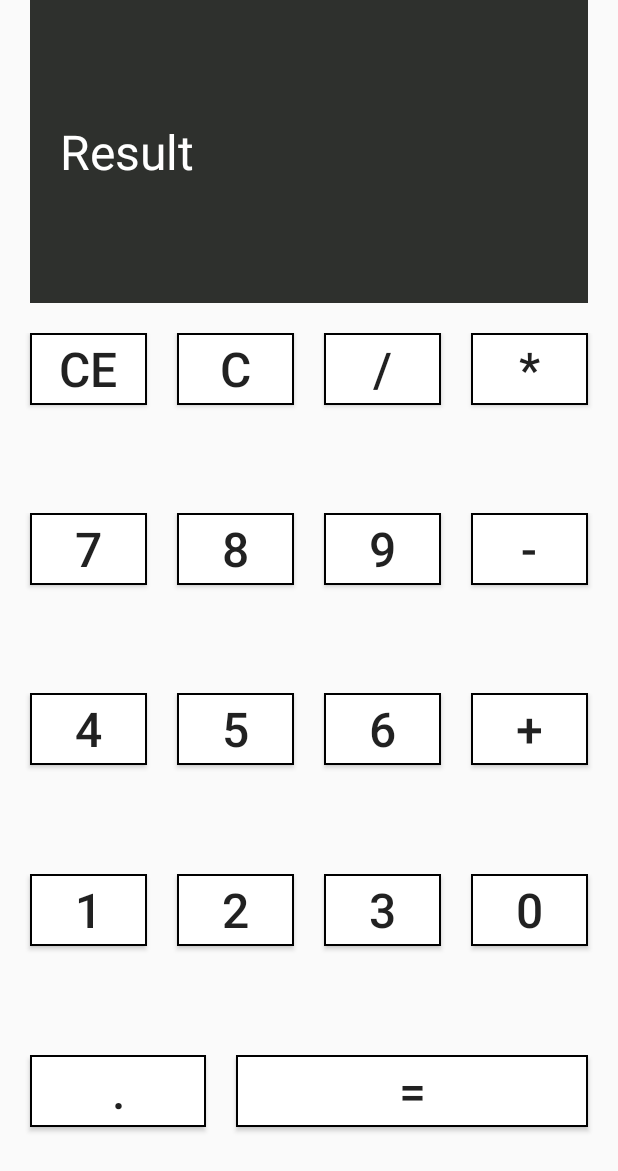
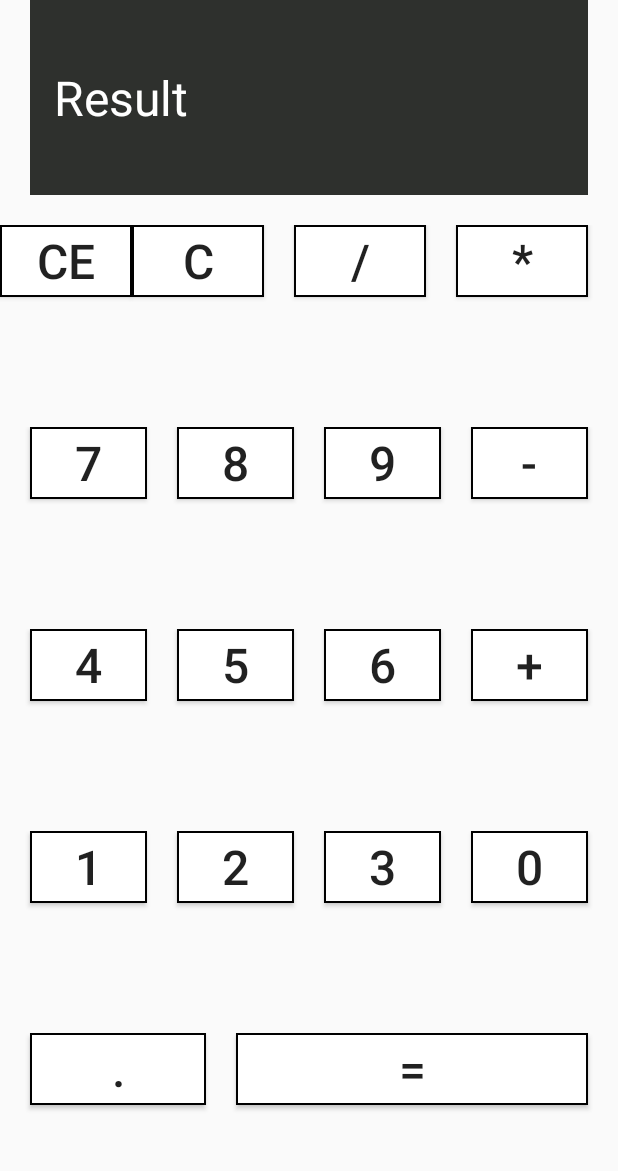
Before and after one commit to panic8050/simpleCalc, an Android app: the screen it shows after launch (MainActivity), on a phone screen of 412 x 824 dp. Shown: the top 1171 px of the screen. Run offline under Robolectric (Android 15) with nearby library versions, the phone set to English and light mode, and no system bars.

```diff
--- a/app/src/main/AndroidManifest.xml
+++ b/app/src/main/AndroidManifest.xml
@@ -1,5 +1,6 @@
 <?xml version="1.0" encoding="utf-8"?>
 <manifest xmlns:android="http://schemas.android.com/apk/res/android"
+    xmlns:tools="http://schemas.android.com/tools"
     package="com.example.simplecalc">
 
     <application
@@ -8,14 +9,18 @@
         android:label="@string/app_name"
         android:roundIcon="@mipmap/ic_launcher_round"
         android:supportsRtl="true"
-        android:theme="@style/AppTheme">
-        <activity android:name=".MainActivity">
+        android:theme="@style/AppTheme"
+        tools:ignore="GoogleAppIndexingWarning">
+
+        <activity android:name=".MainActivity"
+            android:screenOrientation="portrait">
             <intent-filter>
                 <action android:name="android.intent.action.MAIN" />
 
                 <category android:name="android.intent.category.LAUNCHER" />
             </intent-filter>
         </activity>
+
     </application>
 
 </manifest>
--- a/app/src/main/res/layout/activity_main.xml
+++ b/app/src/main/res/layout/activity_main.xml
@@ -1,6 +1,6 @@
 <?xml version="1.0" encoding="utf-8"?>
-<LinearLayout xmlns:android="http://schemas.android.com/apk/res/android"
-    xmlns:app="http://schemas.android.com/apk/res-auto"
+<LinearLayout
+    xmlns:android="http://schemas.android.com/apk/res/android"
     xmlns:tools="http://schemas.android.com/tools"
     android:layout_width="match_parent"
     android:layout_height="match_parent"
@@ -10,12 +10,11 @@
     <LinearLayout
         android:id="@+id/topLinearLayout"
         android:layout_width="match_parent"
-        android:layout_height="150dp"
+        android:layout_height="wrap_content"
         android:layout_weight="1"
         android:orientation="vertical">
 
-
-    <TextView
+        <TextView
             android:id="@+id/textViewFinalResult"
             android:layout_width="match_parent"
             android:layout_height="wrap_content"
@@ -24,14 +23,16 @@
             android:layout_marginRight="20dp"
             android:layout_marginBottom="20dp"
             android:layout_weight="1"
+            android:background="@color/colorDarkGrey"
             android:gravity="center_vertical"
-            android:background="@color/colorDarkGrey"
-            android:text="Result"
-            android:paddingLeft="20dp"
+            android:paddingStart="@dimen/padding_xh"
+            android:paddingEnd="16dp"
+            android:text="@string/result"
             android:textColor="@color/colorWhite"
             android:textSize="32sp">
 
         </TextView>
+
     </LinearLayout>
 
     <LinearLayout
@@ -43,13 +44,11 @@
 
         <Button
             android:id="@+id/btn_CE"
-            android:background="@drawable/shape"
+            style="@style/ButtonNumberStyle"
             android:layout_width="0dp"
             android:layout_height="wrap_content"
-            android:layout_marginLeft="20dp"
             android:layout_weight="1"
-                android:text="CE"
-            android:textSize="32sp">
+            android:text="@string/button_clear">
 
         </Button>
 
@@ -57,21 +56,19 @@
             android:id="@+id/btn_C"
             android:layout_width="0dp"
             android:layout_height="wrap_content"
-            android:layout_marginLeft="20dp"
+            style="@style/ButtonNumberStyle"
             android:layout_weight="1"
-            android:background="@drawable/shape"
-            android:text="C"
-            android:textSize="32sp">
+            android:text="C">
 
         </Button>
 
         <Button
             android:id="@+id/btn_line"
-            android:background="@drawable/shape"
             android:layout_width="0dp"
             android:layout_height="wrap_content"
             android:layout_marginLeft="20dp"
             android:layout_weight="1"
+            android:background="@drawable/bg_button_number"
             android:text="/"
             android:textSize="32sp">
 
@@ -79,12 +76,12 @@
 
         <Button
             android:id="@+id/btn_mnoj"
-            android:background="@drawable/shape"
             android:layout_width="0dp"
             android:layout_height="wrap_content"
             android:layout_marginLeft="20dp"
             android:layout_marginRight="20dp"
             android:layout_weight="1"
+            android:background="@drawable/bg_button_number"
             android:text="*"
             android:textSize="32sp">
 
@@ -93,7 +90,6 @@
     </LinearLayout>
 
     <LinearLayout
-        android:id="@+id/secondLine_Layout"
         android:layout_width="match_parent"
         android:layout_height="wrap_content"
         android:layout_weight="1"
@@ -101,13 +97,13 @@
         android:orientation="horizontal">
 
         <Button
-            android:id="@+id/number_seven"
+            android:id="@+id/seven"
             android:layout_width="0dp"
             android:layout_height="wrap_content"
             android:layout_marginLeft="20dp"
             android:layout_marginTop="0dp"
             android:layout_weight="1"
-            android:background="@drawable/shape"
+            android:background="@drawable/bg_button_number"
             android:text="7"
 
             android:textSize="32sp">
@@ -121,7 +117,7 @@
             android:layout_marginLeft="20dp"
             android:layout_marginTop="0dp"
             android:layout_weight="1"
-            android:background="@drawable/shape"
+            android:background="@drawable/bg_button_number"
             android:text="8"
             android:textSize="32sp">
 
@@ -134,7 +130,7 @@
             android:layout_marginLeft="20dp"
             android:layout_marginTop="0dp"
             android:layout_weight="1"
-            android:background="@drawable/shape"
+            android:background="@drawable/bg_button_number"
             android:text="9"
             android:textSize="32sp">
 
@@ -148,7 +144,7 @@
             android:layout_marginTop="0dp"
             android:layout_marginRight="20dp"
             android:layout_weight="1"
-            android:background="@drawable/shape"
+            android:background="@drawable/bg_button_number"
             android:text="@string/minus"
             android:textSize="32sp">
 
@@ -168,9 +164,8 @@
             android:layout_width="0dp"
             android:layout_height="wrap_content"
             android:layout_marginLeft="20dp"
-            android:layout_marginTop="0dp"
             android:layout_weight="1"
-            android:background="@drawable/shape"
+            android:background="@drawable/bg_button_number"
             android:text="4"
             android:textSize="32sp">
 
@@ -183,8 +178,8 @@
             android:layout_marginLeft="20dp"
             android:layout_marginTop="0dp"
             android:layout_weight="1"
+            android:background="@drawable/bg_button_number"
             android:text="5"
-            android:background="@drawable/shape"
             android:textSize="32sp">
 
         </Button>
@@ -196,8 +191,8 @@
             android:layout_marginLeft="20dp"
             android:layout_marginTop="0dp"
             android:layout_weight="1"
+            android:background="@drawable/bg_button_number"
             android:text="6"
-            android:background="@drawable/shape"
             android:textSize="32sp">
 
         </Button>
@@ -210,7 +205,7 @@
             android:layout_marginTop="0dp"
             android:layout_marginRight="20dp"
             android:layout_weight="1"
-            android:background="@drawable/shape"
+            android:background="@drawable/bg_button_number"
             android:text="+"
             android:textSize="32sp">
 
@@ -232,7 +227,7 @@
             android:layout_marginLeft="20dp"
             android:layout_marginTop="0dp"
             android:layout_weight="1"
-            android:background="@drawable/shape"
+            android:background="@drawable/bg_button_number"
             android:text="1"
             android:textSize="32sp">
 
@@ -245,7 +240,7 @@
             android:layout_marginLeft="20dp"
             android:layout_marginTop="0dp"
             android:layout_weight="1"
-            android:background="@drawable/shape"
+            android:background="@drawable/bg_button_number"
             android:text="2"
             android:textSize="32sp">
 
@@ -254,11 +249,11 @@
         <Button
             android:id="@+id/number_three"
             android:layout_width="0dp"
-            android:background="@drawable/shape"
             android:layout_height="wrap_content"
             android:layout_marginLeft="20dp"
             android:layout_marginTop="0dp"
             android:layout_weight="1"
+            android:background="@drawable/bg_button_number"
             android:text="3"
             android:textSize="32sp">
 
@@ -271,8 +266,8 @@
             android:layout_marginLeft="20dp"
             android:layout_marginTop="0dp"
             android:layout_marginRight="20dp"
-            android:background="@drawable/shape"
             android:layout_weight="1"
+            android:background="@drawable/bg_button_number"
             android:text="0"
             android:textSize="32sp">
 
@@ -289,12 +284,12 @@
 
         <Button
             android:id="@+id/number_dot"
-            android:background="@drawable/shape"
             android:layout_width="0dp"
             android:layout_height="wrap_content"
             android:layout_marginLeft="20dp"
             android:layout_marginTop="0dp"
             android:layout_weight="1"
+            android:background="@drawable/bg_button_number"
             android:text="."
             android:textSize="32sp">
 
@@ -303,12 +298,12 @@
         <Button
             android:id="@+id/number_equals"
             android:layout_width="0dp"
-            android:background="@drawable/shape"
             android:layout_height="wrap_content"
             android:layout_marginLeft="20dp"
             android:layout_marginTop="0dp"
             android:layout_marginRight="20dp"
             android:layout_weight="2"
+            android:background="@drawable/bg_button_number"
             android:text="="
             android:textSize="32sp">
 
--- /dev/null
+++ b/app/src/main/res/values/dimens.xml
@@ -0,0 +1,25 @@
+<?xml version="1.0" encoding="utf-8"?>
+<resources>
+
+    <dimen name="padding_m">2dp</dimen>
+    <dimen name="padding_l">4dp</dimen>
+    <dimen name="padding_h">8dp</dimen>
+    <dimen name="padding_xh">16dp</dimen>
+    <dimen name="padding_xxh">24dp</dimen>
+    <dimen name="padding_xxxh">32dp</dimen>
+
+    <dimen name="margin_m">2dp</dimen>
+    <dimen name="margin_l">4dp</dimen>
+    <dimen name="margin_h">8dp</dimen>
+    <dimen name="margin_xh">16dp</dimen>
+    <dimen name="margin_xxh">24dp</dimen>
+    <dimen name="margin_xxxh">32dp</dimen>
+
+    <dimen name="text_size_m">10sp</dimen>
+    <dimen name="text_size_l">12sp</dimen>
+    <dimen name="text_size_h">14sp</dimen>
+    <dimen name="text_size_xh">16sp</dimen>
+    <dimen name="text_size_xxh">18sp</dimen>
+    <dimen name="text_size_xxxh">20sp</dimen>
+
+</resources>
--- a/app/src/main/res/values/strings.xml
+++ b/app/src/main/res/values/strings.xml
@@ -1,4 +1,10 @@
 <resources>
+
     <string name="app_name">SimpleCalc</string>
+
     <string name="minus">-</string>
+
+    <string name="result">Result</string>
+    <string name="button_clear">CE</string>
+
 </resources>
--- a/app/src/main/res/values/styles.xml
+++ b/app/src/main/res/values/styles.xml
@@ -8,4 +8,11 @@
         <item name="colorAccent">@color/colorAccent</item>
     </style>
 
+    <style name="ButtonNumberStyle">
+        <item name="android:textSize">32sp</item>
+        <item name="android:paddingEnd">@dimen/padding_xh</item>
+        <item name="android:paddingStart">@dimen/padding_xh</item>
+        <item name="android:background">@drawable/bg_button_number</item>
+    </style>
+
 </resources>
```
Also changed, not shown: app/src/main/res/drawable/bg_button_number.xml (renamed from app/src/main/res/drawable/shape.xml).
